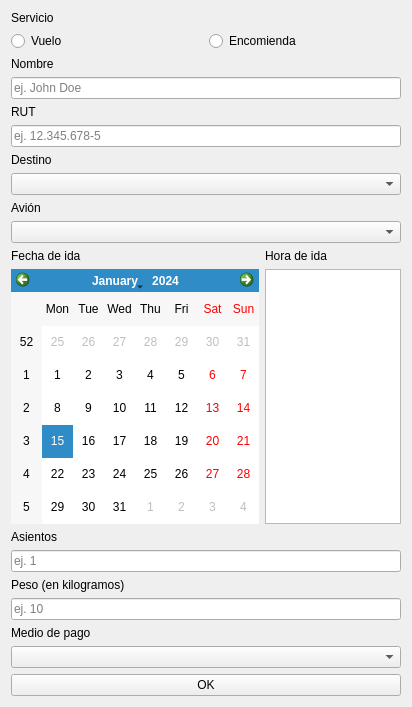
Old version of the form ui/EmployeeWidget.ui in the repository esteuwu/AeroChinquihue.
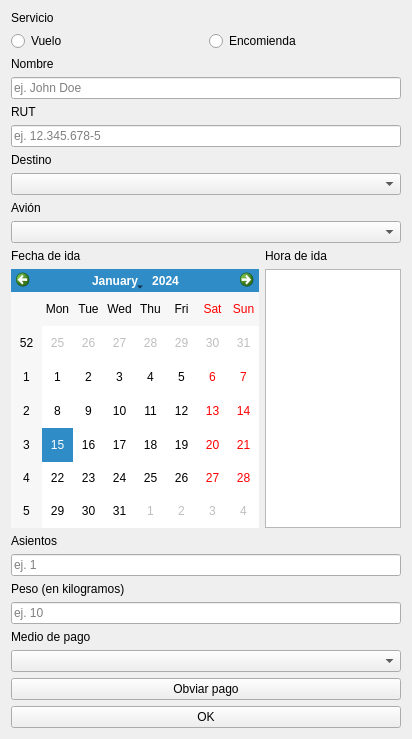
New version of the form.

Diff of the .ui file:
```diff
--- a/ui/EmployeeWidget.ui
+++ b/ui/EmployeeWidget.ui
@@ -7,7 +7,7 @@
     <x>0</x>
     <y>0</y>
     <width>412</width>
-    <height>707</height>
+    <height>739</height>
    </rect>
   </property>
   <property name="windowTitle">
@@ -165,6 +165,13 @@
      <item>
       <widget class="QComboBox" name="payment_method"/>
      </item>
+     <item>
+      <widget class="QPushButton" name="nullify_payment_button">
+       <property name="text">
+        <string>Obviar pago</string>
+       </property>
+      </widget>
+     </item>
      <item>
       <widget class="QPushButton" name="ok_button">
        <property name="text">
```
